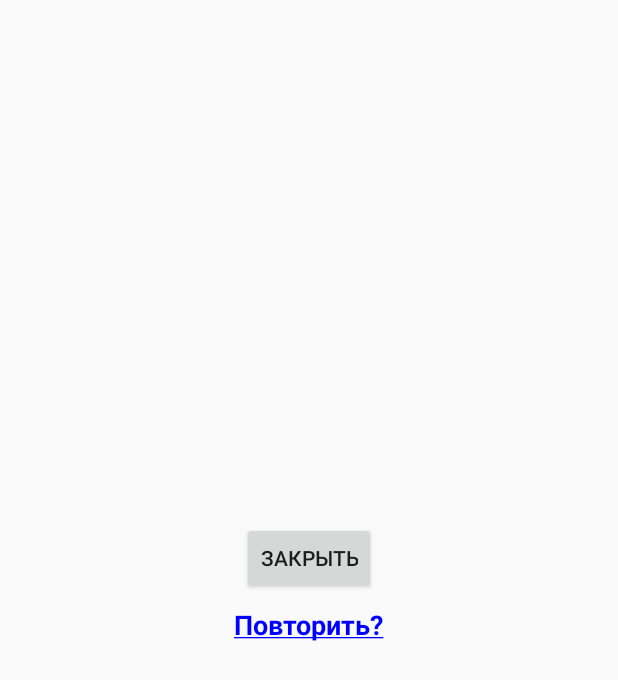
After one commit to IvanShalimov/PersonalTimer, an Android app: the layout alarmlayout.xml on its own in the app's theme, with its tools: preview values and no code run, on a phone screen of 412 x 824 dp. The commit adds this screen. Shown: the top 680 px of the screen. Run offline under Robolectric (Android 15) with nearby library versions, the phone set to English and light mode, and no system bars.

Commit message:
new common layout

```diff
--- a/app/src/main/res/layout/activity_main.xml
+++ b/app/src/main/res/layout/activity_main.xml
@@ -17,7 +17,7 @@
         android:layout_marginStart="8dp"
         android:layout_marginTop="8dp"
         android:onClick="onClick"
-        android:text="GO!"
+        android:text="@string/go"
         app:layout_constraintBottom_toBottomOf="parent"
         app:layout_constraintEnd_toEndOf="parent"
         app:layout_constraintStart_toStartOf="parent"
--- /dev/null
+++ b/app/src/main/res/layout/alarmlayout.xml
@@ -0,0 +1,45 @@
+<?xml version="1.0" encoding="utf-8"?>
+<android.support.constraint.ConstraintLayout xmlns:android="http://schemas.android.com/apk/res/android"
+    xmlns:app="http://schemas.android.com/apk/res-auto"
+    xmlns:tools="http://schemas.android.com/tools"
+    android:layout_width="match_parent"
+    android:layout_height="match_parent"
+    tools:context=".AlarmActivity">
+
+    <TextView
+        android:id="@+id/replyLabel"
+        android:layout_width="wrap_content"
+        android:layout_height="wrap_content"
+        android:layout_marginStart="8dp"
+        android:layout_marginTop="16dp"
+        android:layout_marginEnd="8dp"
+        android:layout_marginBottom="8dp"
+        android:onClick="onClick"
+        android:singleLine="false"
+        android:text="@string/repeat_label"
+        android:textAllCaps="false"
+        android:textColor="#0000FF"
+        android:textSize="18sp"
+        android:textStyle="bold"
+        app:layout_constraintBottom_toBottomOf="parent"
+        app:layout_constraintEnd_toEndOf="parent"
+        app:layout_constraintStart_toStartOf="parent"
+        app:layout_constraintTop_toTopOf="parent" />
+
+    <Button
+        android:id="@+id/buttonTimer"
+        android:layout_width="wrap_content"
+        android:layout_height="wrap_content"
+        android:layout_marginStart="8dp"
+        android:layout_marginLeft="8dp"
+        android:layout_marginEnd="8dp"
+        android:layout_marginRight="8dp"
+        android:layout_marginBottom="8dp"
+        android:onClick="onClick"
+        android:text="@string/close_label"
+        app:layout_constraintBottom_toTopOf="@+id/replyLabel"
+        app:layout_constraintEnd_toEndOf="parent"
+        app:layout_constraintStart_toStartOf="parent"
+        tools:ignore="MissingConstraints" />
+
+</android.support.constraint.ConstraintLayout>
--- a/app/src/main/res/values/strings.xml
+++ b/app/src/main/res/values/strings.xml
@@ -2,4 +2,5 @@
     <string name="app_name">PersonalTimer</string>
     <string name="repeat_label"><u>Повторить?</u></string>
     <string name="close_label">Закрыть</string>
+    <string name="go">GO!</string>
 </resources>
```
